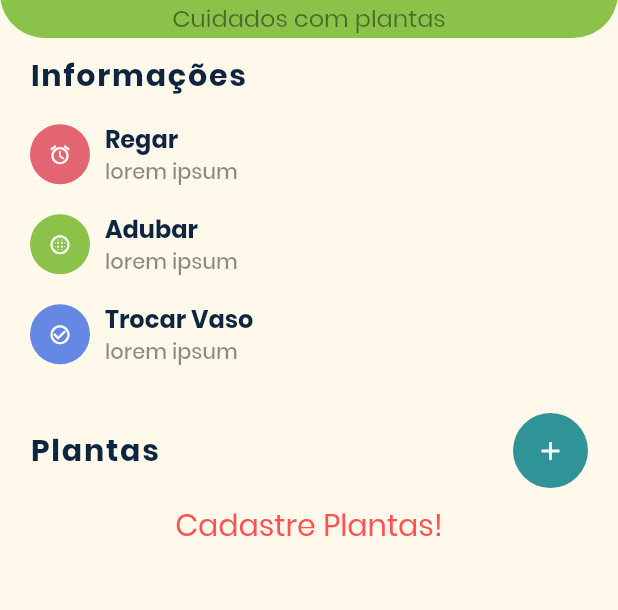
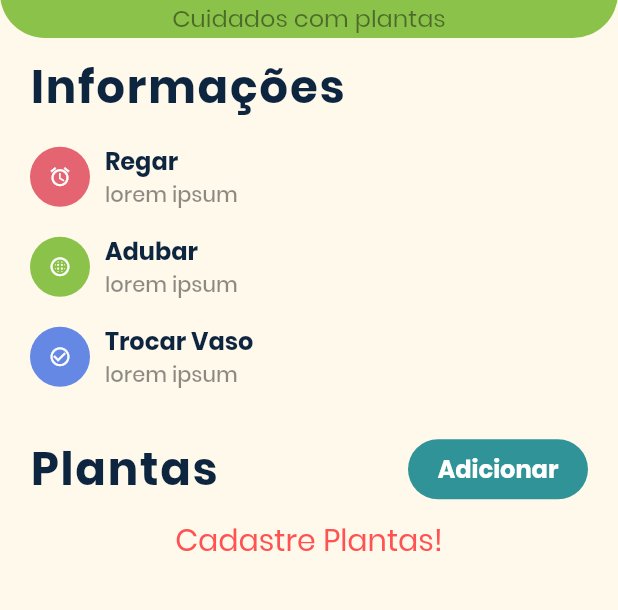
Before and after one commit to LuanDopke/persefone, a Flutter app: the screen it shows after launch, on a phone screen of 412 x 824 dp, the part 52-662 px from its top. Run offline on Flutter 3.47's test engine with Material 2 defaults, Android fonts, the phone set to English and light mode, and no system bars; our stand-ins replace cloud_firestore, firebase_core; accounts and stored records are empty.

```diff
--- a/lib/screens/home_page.dart
+++ b/lib/screens/home_page.dart
@@ -1,4 +1,5 @@
 import 'package:flutter/material.dart';
+import 'package:persefone/screens/mnt_plant_page.dart';
 //import 'package:persefone/screens/calendar_page.dart';
 import 'package:persefone/theme/colors/light_colors.dart';
 //import 'package:percent_indicator/percent_indicator.dart';
@@ -14,7 +15,7 @@ class HomePage extends StatelessWidget {
       title,
       style: TextStyle(
           color: LightColors.kDarkBlue,
-          fontSize: 20.0,
+          fontSize: 30.0,
           fontWeight: FontWeight.w700,
           letterSpacing: 1.2),
     );
@@ -46,15 +47,6 @@ class HomePage extends StatelessWidget {
               child: Column(
                   mainAxisAlignment: MainAxisAlignment.spaceEvenly,
                   children: <Widget>[
-                    /*Row(
-                      mainAxisAlignment: MainAxisAlignment.spaceBetween,
-                      children: <Widget>[
-                        Icon(Icons.menu,
-                            color: LightColors.kDarkBlue, size: 30.0),
-                        Icon(Icons.search,
-                            color: LightColors.kDarkBlue, size: 25.0),
-                      ],
-                    ),*/
                     Padding(
                       padding: const EdgeInsets.symmetric(
                           horizontal: 0, vertical: 0.0),
@@ -62,22 +54,6 @@ class HomePage extends StatelessWidget {
                         crossAxisAlignment: CrossAxisAlignment.center,
                         mainAxisAlignment: MainAxisAlignment.spaceEvenly,
                         children: <Widget>[
-                         /* CircularPercentIndicator(
-                            radius: 90.0,
-                            lineWidth: 5.0,
-                            animation: true,
-                            percent: 0.75,
-                            circularStrokeCap: CircularStrokeCap.round,
-                            progressColor: LightColors.kRed,
-                            backgroundColor: LightColors.kDarkYellow,
-                            center: CircleAvatar(
-                              backgroundColor: LightColors.kBlue,
-                              radius: 35.0,
-                              backgroundImage: AssetImage(
-                                'assets/images/avatar.png',
-                              ),
-                            ),
-                          ),*/
                           Column(
                             crossAxisAlignment: CrossAxisAlignment.center,
                             children: <Widget>[
@@ -110,7 +86,6 @@ class HomePage extends StatelessWidget {
                     )
                   ]),
             ),
-
             Expanded(
               child: SingleChildScrollView(
                 child: Column(
@@ -164,33 +139,54 @@ class HomePage extends StatelessWidget {
                         ],
                       ),
                     ),
-                Container(color: Colors.transparent,
-                  padding: EdgeInsets.only(left: 20.0, right: 20, bottom: 0, top: 20),
+                    Container(
+                        color: Colors.transparent,
+                        padding: EdgeInsets.only(
+                            left: 20.0, right: 20, bottom: 0, top: 20),
                         child: Row(
                           crossAxisAlignment: CrossAxisAlignment.center,
                           mainAxisAlignment: MainAxisAlignment.spaceBetween,
                           children: <Widget>[
                             subheading('Plantas'),
-                          GestureDetector(
-                                onTap: () {
-                                  /*Navigator.push(
+                            Container(
+                              height: 40.0,
+                              width: 120,
+                              decoration: BoxDecoration(
+                                color: LightColors.kGreen,
+                                borderRadius: BorderRadius.circular(30),
+                              ),
+                              child: FlatButton(
+                                onPressed: () {
+                                  Navigator.push(
                                     context,
                                     MaterialPageRoute(
-                                        builder: (context) => CalendarPage()),
-                                  );*/
+                                      builder: (context) => CreateNewPlantPage(),
+                                    ),
+                                  );
                                 },
-                                child: addPlantIcon(),
+                                child: Center(
+                                  child: Text(
+                                    'Adicionar',
+                                    style: TextStyle(
+                                        color: Colors.white,
+                                        fontWeight: FontWeight.w700,
+                                        fontSize: 16),
+                                  ),
+                                ),
+                              ),
                             ),
                           ],
-                      )
-                ),
+                        )),
                     Container(
                       color: Colors.transparent,
                       padding: EdgeInsets.symmetric(
-                          horizontal: 20.0, vertical: 10.0),
+                          horizontal: 10.0, vertical: 10.0),
                       child: StreamBuilder(
-                          stream: FirebaseFirestore.instance.collection("planta").orderBy("nome", descending:false).snapshots(),
-                          builder: (context, snapshot){
+                          stream: FirebaseFirestore.instance
+                              .collection("planta")
+                              .orderBy("nome", descending: false)
+                              .snapshots(),
+                          builder: (context, snapshot) {
                             switch (snapshot.connectionState) {
                               case ConnectionState.none:
                               case ConnectionState.done:
@@ -205,28 +201,33 @@ class HomePage extends StatelessWidget {
                                     child: Text(
                                       "Cadastre Plantas!",
                                       style: TextStyle(
-                                          color: Colors.redAccent, fontSize: 20),
+                                          color: Colors.redAccent,
+                                          fontSize: 20),
                                     ),
                                   );
                                 }
                                 return GridView.builder(
-                                    gridDelegate: SliverGridDelegateWithFixedCrossAxisCount(crossAxisCount: 2),
+                                    gridDelegate:
+                                        SliverGridDelegateWithFixedCrossAxisCount(
+                                            crossAxisCount: 2),
                                     itemCount: snapshot.data.documents.length,
                                     //scrollDirection: Axis.vertical,
                                     physics: NeverScrollableScrollPhysics(),
-
                                     shrinkWrap: true,
-                                    itemBuilder: (context, index){
+                                    itemBuilder: (context, index) {
                                       return ActiveProjectsCard(
                                         cardColor: LightColors.kDarkYellow,
                                         loadingPercent: 0.45,
-                                        title: snapshot.data.documents[index].data()["nome"].toString(),
-                                        subtitle:snapshot.data.documents[index].data()["nomecientifico"].toString(),
+                                        title: snapshot.data.documents[index]
+                                            .data()["nome"]
+                                            .toString(),
+                                        subtitle: snapshot.data.documents[index]
+                                            .data()["nomecientifico"]
+                                            .toString(),
                                       );
                                     });
                             }
-                          }
-                      ),
+                          }),
                     ),
                   ],
                 ),
```
Also changed, not shown: lib/screens/create_new_task_page.dart (deleted, +0 -168 lines), lib/screens/mnt_plant_page.dart (added, +176 -0 lines), lib/widgets/my_text_field.dart (+16 -3 lines). Lines whose indentation alone changed are shown as unchanged.
